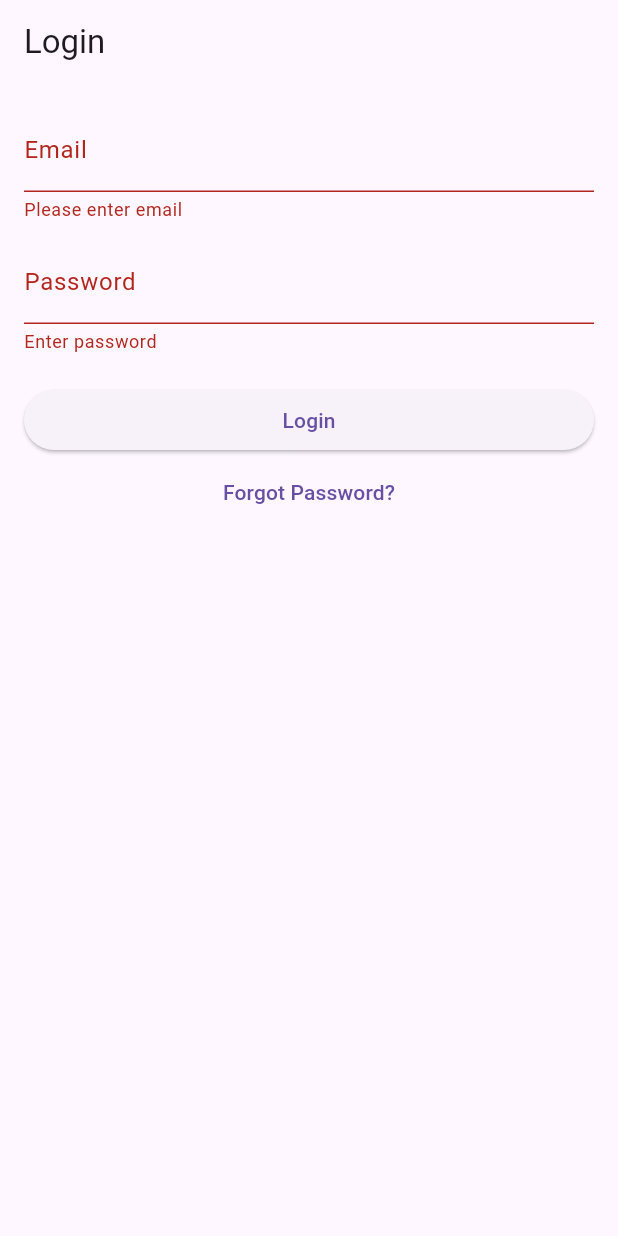
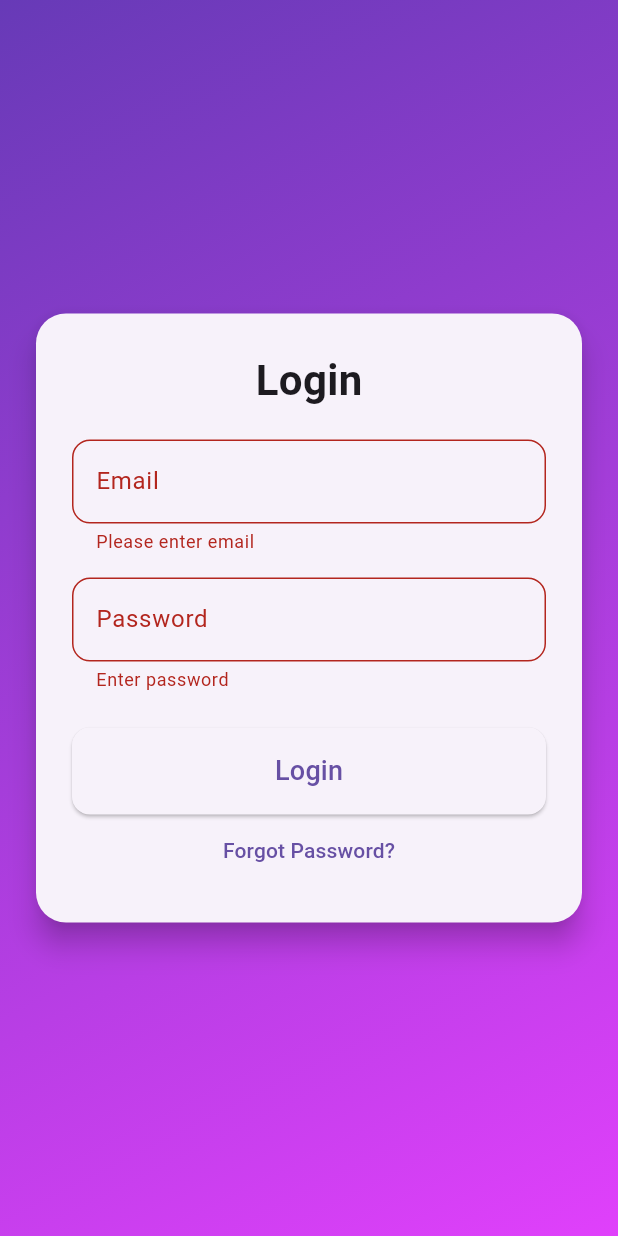
Before and after one commit to sulimankhan643/flutter_internship_tasks, a Flutter app: the screen it shows after launch, after a tap on "Login", on a phone screen of 412 x 824 dp. Run offline on Flutter 3.47's test engine with Material 3 defaults, Android fonts, the phone set to English and light mode, and no system bars.

```diff
--- a/lib/main.dart
+++ b/lib/main.dart
@@ -12,12 +12,17 @@ class MyApp extends StatelessWidget {
     return MaterialApp(
       debugShowCheckedModeBanner: false,
       title: 'Week 1 Internship',
-      home: LoginScreen(),
+      theme: ThemeData(
+        primarySwatch: Colors.deepPurple,
+      ),
+      home: const LoginScreen(),
     );
   }
 }
 
 class LoginScreen extends StatefulWidget {
+  const LoginScreen({super.key});
+
   @override
   _LoginScreenState createState() => _LoginScreenState();
 }
@@ -30,54 +35,100 @@ class _LoginScreenState extends State<LoginScreen> {
   @override
   Widget build(BuildContext context) {
     return Scaffold(
-      appBar: AppBar(title: const Text("Login")),
-      body: Padding(
-        padding: const EdgeInsets.all(16.0),
+      body: Container(
+        decoration: const BoxDecoration(
+          gradient: LinearGradient(
+            colors: [Colors.deepPurple, Colors.purpleAccent],
+            begin: Alignment.topLeft,
+            end: Alignment.bottomRight,
+          ),
+        ),
+        child: Center(
+          child: SingleChildScrollView(
+            child: Card(
+              shape: RoundedRectangleBorder(
+                  borderRadius: BorderRadius.circular(20)),
+              elevation: 8,
+              margin: const EdgeInsets.symmetric(horizontal: 24),
+              child: Padding(
+                padding: const EdgeInsets.all(24.0),
                 child: Form(
                   key: _formKey,
                   child: Column(
-            crossAxisAlignment: CrossAxisAlignment.stretch,
+                    mainAxisSize: MainAxisSize.min,
                     children: [
+                      const Text(
+                        "Login",
+                        style: TextStyle(
+                            fontSize: 28, fontWeight: FontWeight.bold),
+                      ),
+                      const SizedBox(height: 20),
                       TextFormField(
                         controller: _emailController,
-                decoration: const InputDecoration(labelText: "Email"),
+                        decoration: InputDecoration(
+                          labelText: "Email",
+                          border: OutlineInputBorder(
+                              borderRadius: BorderRadius.circular(12)),
+                        ),
                         validator: (value) {
                           if (value == null || value.isEmpty) {
                             return "Please enter email";
                           }
-                  if (!RegExp(r'^[^@]+@[^@]+\.[^@]+').hasMatch(value)) {
+                          if (!RegExp(r'^[^@]+@[^@]+\.[^@]+')
+                              .hasMatch(value)) {
                             return "Enter valid email";
                           }
                           return null;
                         },
                       ),
-              const SizedBox(height: 12),
+                      const SizedBox(height: 16),
                       TextFormField(
                         controller: _passwordController,
-                decoration: const InputDecoration(labelText: "Password"),
+                        decoration: InputDecoration(
+                          labelText: "Password",
+                          border: OutlineInputBorder(
+                              borderRadius: BorderRadius.circular(12)),
+                        ),
                         obscureText: true,
                         validator: (value) =>
-                value == null || value.isEmpty ? "Enter password" : null,
+                        value == null || value.isEmpty
+                            ? "Enter password"
+                            : null,
                       ),
-              const SizedBox(height: 20),
-              ElevatedButton(
+                      const SizedBox(height: 24),
+                      SizedBox(
+                        width: double.infinity,
+                        child: ElevatedButton(
+                          style: ElevatedButton.styleFrom(
+                              padding: const EdgeInsets.symmetric(vertical: 16),
+                              shape: RoundedRectangleBorder(
+                                  borderRadius: BorderRadius.circular(12))),
                           onPressed: () {
                             if (_formKey.currentState!.validate()) {
                               Navigator.push(
                                 context,
-                      MaterialPageRoute(builder: (context) => HomeScreen()),
+                                MaterialPageRoute(
+                                    builder: (context) => const HomeScreen()),
                               );
                             }
                           },
-                child: const Text("Login"),
+                          child: const Text(
+                            "Login",
+                            style: TextStyle(fontSize: 18),
+                          ),
+                        ),
                       ),
                       TextButton(
                         onPressed: () {
-                  // "Forgot Password" action later
+                          // Forgot Password action later
                         },
                         child: const Text("Forgot Password?"),
                       ),
                     ],
+                  ),
+                ),
+              ),
+            ),
           ),
         ),
       ),
@@ -86,6 +137,8 @@ class _LoginScreenState extends State<LoginScreen> {
 }
 
 class HomeScreen extends StatelessWidget {
+  const HomeScreen({super.key});
+
   @override
   Widget build(BuildContext context) {
     return Scaffold(
```
Also changed, not shown: 2 other files. Lines whose indentation alone changed are shown as unchanged.
